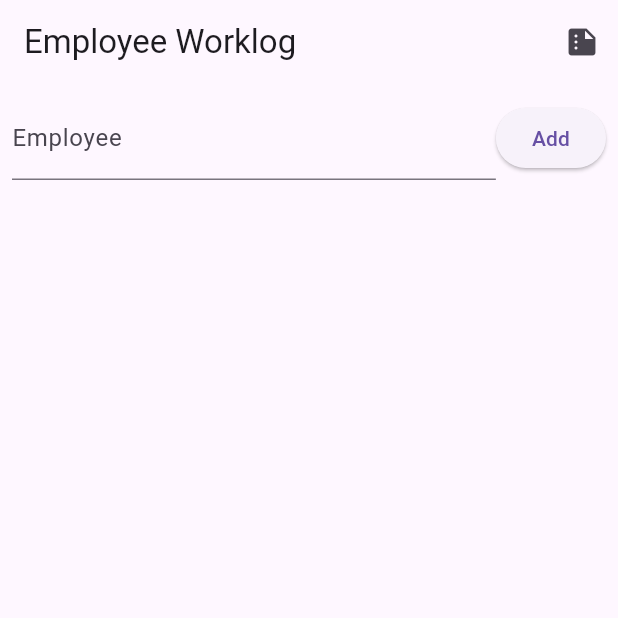
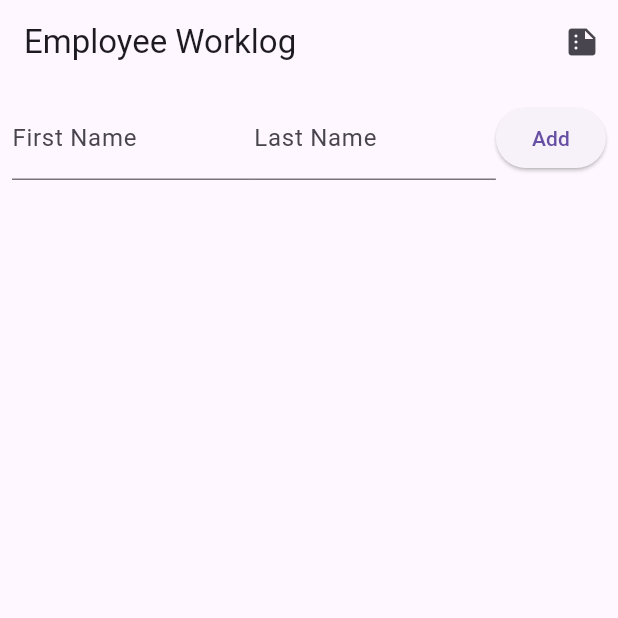
Before and after one commit to itcharlie/TickTockWorkLogger, a Flutter app: the screen it shows after launch, after a tap on "Add", on a phone screen of 412 x 824 dp, the top half of it. Run offline on Flutter 3.47's test engine with Material 3 defaults, Android fonts, the phone set to English and light mode, and no system bars.

Commit message:
FirstName and LastName update

```diff
--- a/lib/main.dart
+++ b/lib/main.dart
@@ -22,12 +22,13 @@ class TimeTrackingApp extends StatelessWidget {
 }
 
 class StaffMember {
-  String name;
+  String firstName;
+  String lastName;
   double totalHours;
   double totalTips;
   String date;
 
-  StaffMember({required this.name, this.totalHours = 0, this.totalTips = 0 , this.date =""});
+  StaffMember({required this.firstName, required this.lastName, this.totalHours = 0, this.totalTips = 0 , this.date =""});
 }
 
 class StaffProvider extends ChangeNotifier {
@@ -35,8 +36,8 @@ class StaffProvider extends ChangeNotifier {
 
   List<StaffMember> get staff => _staff;
 
-  void addStaff(String name) {
-    _staff.add(StaffMember(name: name));
+  void addStaff(String firstName,String lastName) {
+    _staff.add(StaffMember(firstName: firstName, lastName: lastName));
     notifyListeners();
   }
 
@@ -68,7 +69,8 @@ class StaffProvider extends ChangeNotifier {
 }
 
 class StaffListScreen extends StatelessWidget {
-  final TextEditingController _nameController = TextEditingController();
+  final TextEditingController _firstNameController = TextEditingController();
+  final TextEditingController _lastNameController = TextEditingController();
 
   StaffListScreen({super.key});
 
@@ -106,17 +108,21 @@ class StaffListScreen extends StatelessWidget {
             padding: const EdgeInsets.all(8.0),
             child: Row(
               children: [
-                Expanded(
-                  child: TextField(
-                    controller: _nameController,
-                    decoration: const InputDecoration(labelText: 'Employee'),
-                  ),
-                ),
+                Expanded(child:  TextField(
+                    controller: _firstNameController,
+                    decoration: const InputDecoration(labelText: 'First Name'),
+                  )),
+                Expanded(child:TextField(
+                    controller:_lastNameController,
+                    decoration:const InputDecoration(labelText: 'Last Name')
+                 )),
+
                 ElevatedButton(
                   onPressed: () {
-                    if (_nameController.text.isNotEmpty) {
-                      provider.addStaff(_nameController.text);
-                      _nameController.clear();
+                    if (_firstNameController.text.isNotEmpty || _lastNameController.text.isNotEmpty ) {
+                      provider.addStaff(_firstNameController.text,_lastNameController.text );
+                      _firstNameController.clear();
+                      _lastNameController.clear();
                     }
                   },
                   child: const Text('Add'),
@@ -130,7 +136,7 @@ class StaffListScreen extends StatelessWidget {
               itemBuilder: (context, index) {
                 var member = provider.staff[index];
                 return ListTile(
-                  title: Text(member.name),
+                  title: Text("${member.firstName}  ${member.lastName} "),
                   subtitle: Text('Hours: ${member.totalHours}, Tips: \$${member.totalTips.toStringAsFixed(2)} Date: ${member.date}'),
                   trailing: IconButton(
                     icon: const Icon(Icons.add),
@@ -154,7 +160,7 @@ class StaffListScreen extends StatelessWidget {
     showDialog(
       context: context,
       builder: (_) => AlertDialog(
-        title: Text('Record for ${member.name}'),
+        title: Text('Record for ${member.firstName} ${member.lastName}'),
         content: Column(
           mainAxisSize: MainAxisSize.min,
           children: [
```
